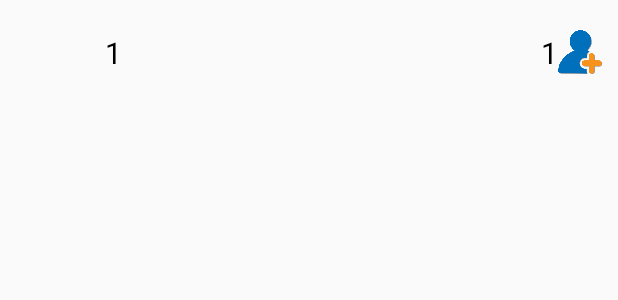
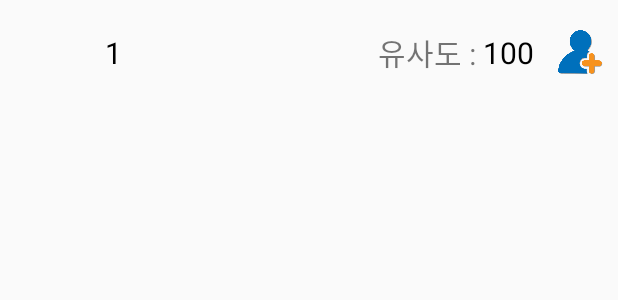
Before and after one commit to kyo4755/vitamin_android, an Android app: the layout prefab_find_img_friends_listview.xml on its own in the app's theme, with its tools: preview values and no code run, on a phone screen of 412 x 824 dp. Shown: the top 300 px of the screen. Run offline under Robolectric (Android 15) with nearby library versions, the phone set to English and light mode, and no system bars.

```diff
--- a/app/src/main/res/layout/activity_find_img_friends.xml
+++ b/app/src/main/res/layout/activity_find_img_friends.xml
@@ -45,7 +45,7 @@
             android:layout_height="150dp"
             android:visibility="gone"
             android:layout_gravity="center"
-            app:lottie_loop="false"/>
+            app:lottie_loop="true"/>
 
 
         <ListView
--- a/app/src/main/res/layout/prefab_find_img_friends_listview.xml
+++ b/app/src/main/res/layout/prefab_find_img_friends_listview.xml
@@ -33,15 +33,24 @@
     <TextView
         android:layout_width="wrap_content"
         android:layout_height="wrap_content"
+        android:layout_toLeftOf="@+id/textView2"
+        android:text="유사도 : "
+        android:textSize="20dp"
+        android:layout_centerVertical="true"/>
+
+    <TextView
+        android:layout_width="40dp"
+        android:layout_height="wrap_content"
         android:layout_centerVertical="true"
         android:layout_toLeftOf="@+id/addbtn"
+        android:layout_marginRight="10dp"
         android:id="@+id/textView2"
         android:textSize="20sp"
         android:textColor="#000000"
         android:gravity="center_vertical"
         android:layout_gravity="center"
         android:layout_weight="1"
-        android:text="1"/>
+        android:text="100"/>
 
     <ImageButton
         android:layout_width="30dp"
--- a/app/src/main/res/values/strings.xml
+++ b/app/src/main/res/values/strings.xml
@@ -18,7 +18,7 @@
     <string name="main_fragment_btn_setting">설정</string>
 
     <string name="study_fragment_btn_youglish">Youglish</string>
-    <string name="study_fragment_btn_word_cloud">Word Cloud</string>
+    <string name="study_fragment_btn_word_cloud">Word Quiz</string>
 
     <string name="community_title">대화방</string>
 
```
Also changed, not shown: app/src/main/java/com/vitamin/wecantalk/fragment/StudyFragment.java (+5 -5 lines), app/src/main/java/com/vitamin/wecantalk/fragment/WordCloudFragment.java (+27 -20 lines).
